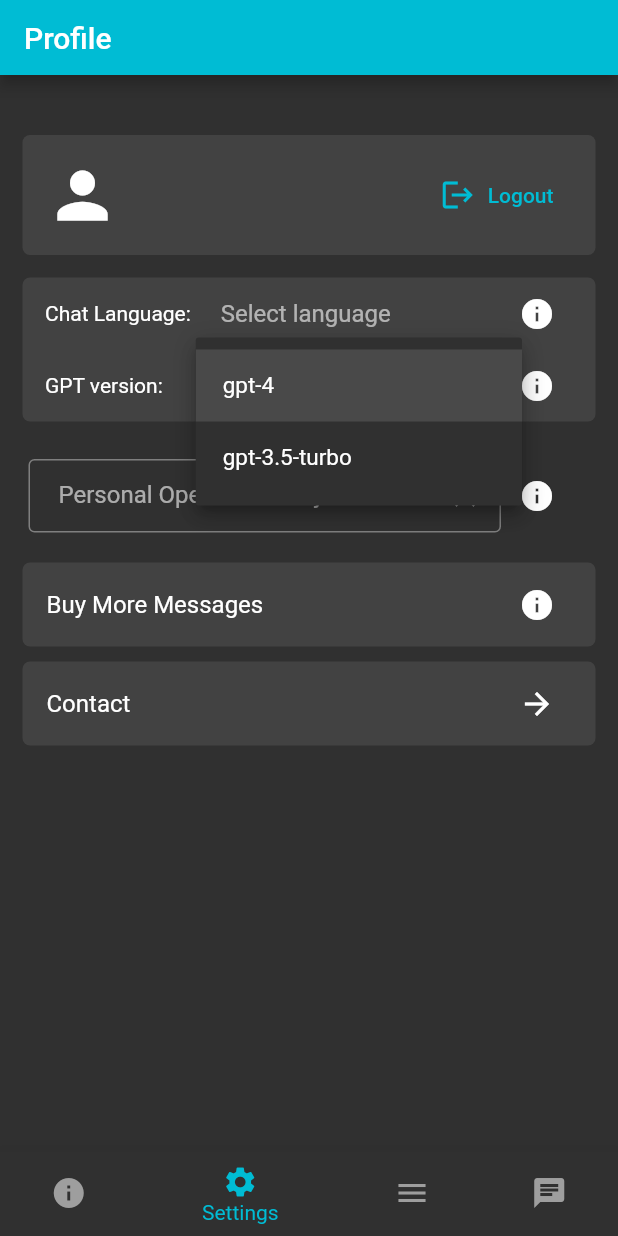
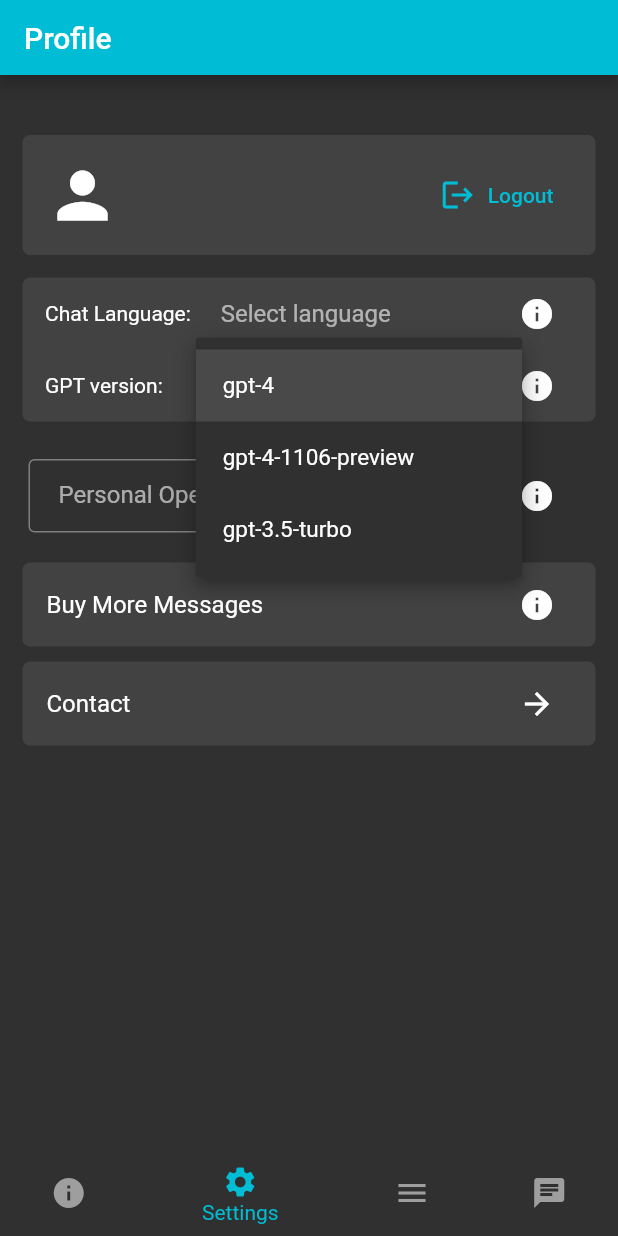
Before and after one commit to JiosHub/KaiwaAI, a Flutter app: the BottomMenuRibbon screen opened directly, item 2 of the bottom bar chosen, after a tap on "gpt-4", on a phone screen of 412 x 824 dp. Run offline on Flutter 3.47's test engine with Material 2 defaults, Android fonts, the phone set to English and light mode, and no system bars; our stand-ins replace cloud_firestore, cloud_functions, device_info, firebase_auth, firebase_core, flutter_chat_ui and 7 more; accounts and stored records are empty; Roboto replaces fonts that are missing (Poppins).

Commit message:
gpt-4-1106-preview added

```diff
--- a/lib/pages/profile.dart
+++ b/lib/pages/profile.dart
@@ -236,7 +236,7 @@ class _ProfilePageState extends State<ProfilePage> {
                               _saveGPTPreference(selection);
                             });
                           },
-                          items: <String>['gpt-4','gpt-3.5-turbo']
+                          items: <String>['gpt-4', "gpt-4-1106-preview",'gpt-3.5-turbo']
                               .map<DropdownMenuItem<String>>((String value) {
                             return DropdownMenuItem<String>(
                               value: value,
```
